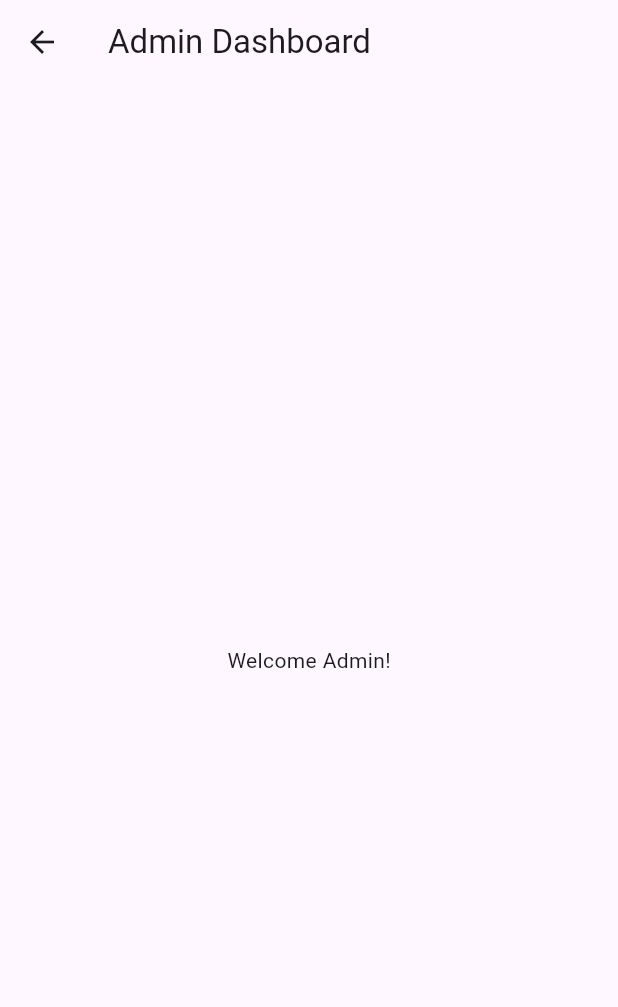
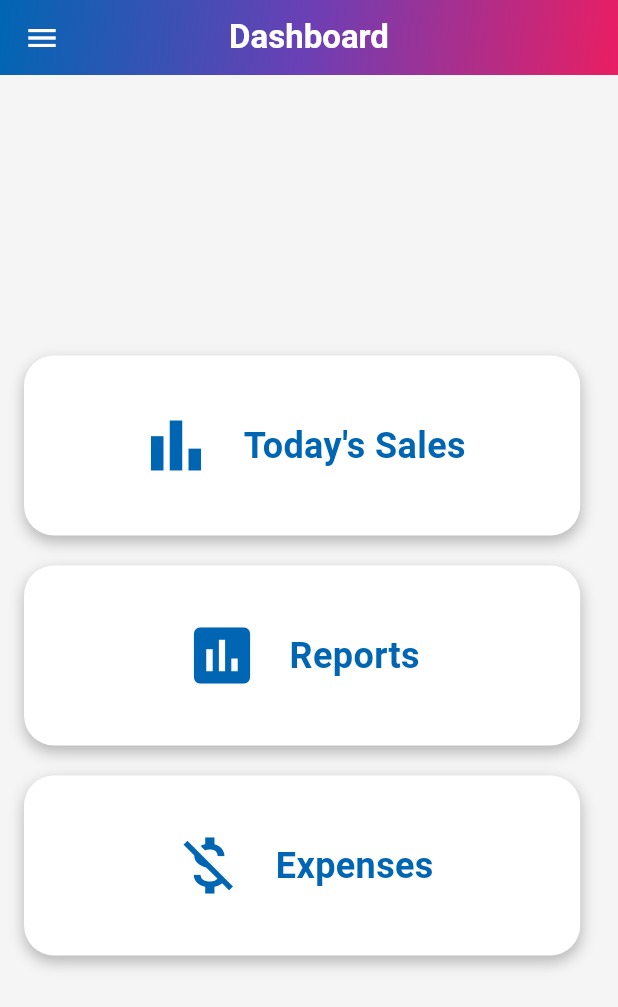
Before and after one commit to ISdarsan/printing_app_adani, a Flutter app: the AdminDashboardPage screen opened by its route, on a phone screen of 412 x 824 dp. Shown: the top 1007 px of the screen. Run offline on Flutter 3.47's test engine with Material 3 defaults, Android fonts, the light colour scheme and no system bars; our stand-ins replace lottie.

Commit message:
Initial commit

```diff
--- a/lib/admin_dashboard_page.dart
+++ b/lib/admin_dashboard_page.dart
@@ -1,13 +1,184 @@
 import 'package:flutter/material.dart';
+import 'logout_splash_page.dart'; // 👈 make sure this file exists
 
 class AdminDashboardPage extends StatelessWidget {
   const AdminDashboardPage({super.key});
 
+  final LinearGradient adaniGradient = const LinearGradient(
+    colors: [
+      Color(0xFF0066B3), // blue
+      Color(0xFF6C3FB5), // purple
+      Color(0xFFE91E63), // pink
+    ],
+    begin: Alignment.topLeft,
+    end: Alignment.bottomRight,
+  );
+
   @override
   Widget build(BuildContext context) {
     return Scaffold(
-      appBar: AppBar(title: const Text('Admin Dashboard')),
-      body: const Center(child: Text('Welcome Admin!')),
+      backgroundColor: Colors.grey[100],
+
+      // Drawer for side menu
+      drawer: Drawer(
+        child: ListView(
+          padding: EdgeInsets.zero,
+          children: [
+            DrawerHeader(
+              decoration: BoxDecoration(gradient: adaniGradient),
+              child: Column(
+                crossAxisAlignment: CrossAxisAlignment.start,
+                mainAxisAlignment: MainAxisAlignment.center,
+                children: const [
+                  CircleAvatar(
+                    radius: 28,
+                    backgroundColor: Colors.white,
+                    child: Icon(Icons.admin_panel_settings,
+                        size: 40, color: Colors.blue),
+                  ),
+                  SizedBox(height: 10),
+                  Text(
+                    'Admin',
+                    style: TextStyle(
+                      color: Colors.white,
+                      fontSize: 20,
+                      fontWeight: FontWeight.bold,
+                    ),
+                  ),
+                ],
+              ),
+            ),
+            ListTile(
+              leading: const Icon(Icons.analytics, color: Colors.blue),
+              title: const Text('Analytics'),
+              onTap: () {
+                Navigator.pop(context);
+                // Navigate to Analytics page
+              },
+            ),
+            ListTile(
+              leading: const Icon(Icons.menu_book, color: Colors.blue),
+              title: const Text('Menu'),
+              onTap: () {
+                Navigator.pop(context);
+                // Navigate to Manage Menu page
+              },
+            ),
+            const Divider(),
+            ListTile(
+              leading: const Icon(Icons.logout, color: Colors.red),
+              title: const Text('Logout'),
+              onTap: () {
+                Navigator.pop(context);
+                // Show Logout splash page instead of direct login
+                Navigator.pushReplacement(
+                  context,
+                  MaterialPageRoute(
+                      builder: (context) => const LogoutSplashPage()),
+                );
+              },
+            ),
+          ],
+        ),
+      ),
+
+      // AppBar
+      appBar: PreferredSize(
+        preferredSize: const Size.fromHeight(50),
+        child: AppBar(
+          iconTheme: const IconThemeData(color: Colors.white),
+          flexibleSpace: Container(
+            decoration: BoxDecoration(gradient: adaniGradient),
+          ),
+          title: const Text(
+            'Dashboard',
+            style: TextStyle(
+              fontSize: 22,
+              fontWeight: FontWeight.bold,
+              color: Colors.white,
+            ),
+          ),
+          centerTitle: true,
+          elevation: 3,
+        ),
+      ),
+
+      // Body with 3 cards
+      body: Padding(
+        padding: const EdgeInsets.all(16.0),
+        child: Column(
+          mainAxisAlignment: MainAxisAlignment.center,
+          children: [
+            _buildBigTile(
+              context,
+              icon: Icons.bar_chart,
+              title: 'Today\'s Sales',
+              onTap: () {
+                // navigate to today's sales page
+              },
+            ),
+            const SizedBox(height: 20),
+            _buildBigTile(
+              context,
+              icon: Icons.insert_chart,
+              title: 'Reports',
+              onTap: () {
+                // navigate to reports page
+              },
+            ),
+            const SizedBox(height: 20),
+            _buildBigTile(
+              context,
+              icon: Icons.money_off,
+              title: 'Expenses',
+              onTap: () {
+                // navigate to expenses page
+              },
+            ),
+          ],
+        ),
+      ),
+    );
+  }
+
+  Widget _buildBigTile(
+      BuildContext context, {
+        required IconData icon,
+        required String title,
+        required VoidCallback onTap,
+      }) {
+    return InkWell(
+      onTap: onTap,
+      child: Container(
+        width: MediaQuery.of(context).size.width * 0.9,
+        height: 120,
+        decoration: BoxDecoration(
+          color: Colors.white,
+          borderRadius: BorderRadius.circular(20),
+          boxShadow: const [
+            BoxShadow(
+              color: Colors.black26,
+              blurRadius: 8,
+              offset: Offset(0, 4),
+            ),
+          ],
+        ),
+        child: Row(
+          mainAxisAlignment: MainAxisAlignment.center,
+          children: [
+            Icon(icon, size: 50, color: const Color(0xFF0066B3)),
+            const SizedBox(width: 20),
+            Text(
+              title,
+              style: const TextStyle(
+                fontSize: 24,
+                fontWeight: FontWeight.bold,
+                color: Color(0xFF0066B3),
+              ),
+            ),
+          ],
+        ),
+      ),
     );
   }
 }
--- a/pubspec.yaml
+++ b/pubspec.yaml
@@ -40,6 +40,7 @@ dev_dependencies:
     sdk: flutter
   cupertino_icons: ^1.0.8
   lottie: ^2.7.0
+  animated_text_kit: ^4.2.2
 
   # The "flutter_lints" package below contains a set of recommended lints to
   # encourage good coding practices. The lint set provided by the package is
```
Also changed, not shown: lib/billing_dashboard_page.dart (+7 -2 lines), lib/logout_splash_page.dart (added, +59 -0 lines), pubspec.lock.
